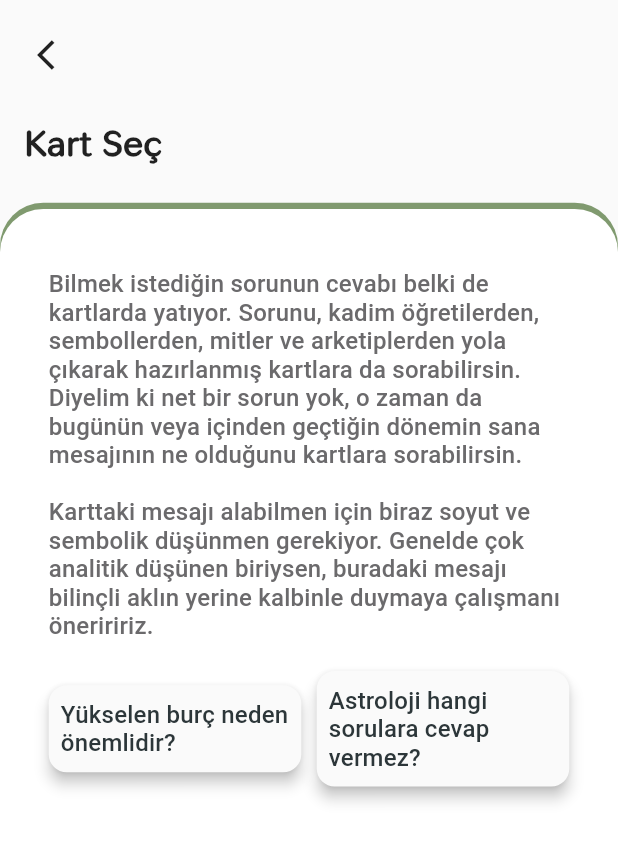
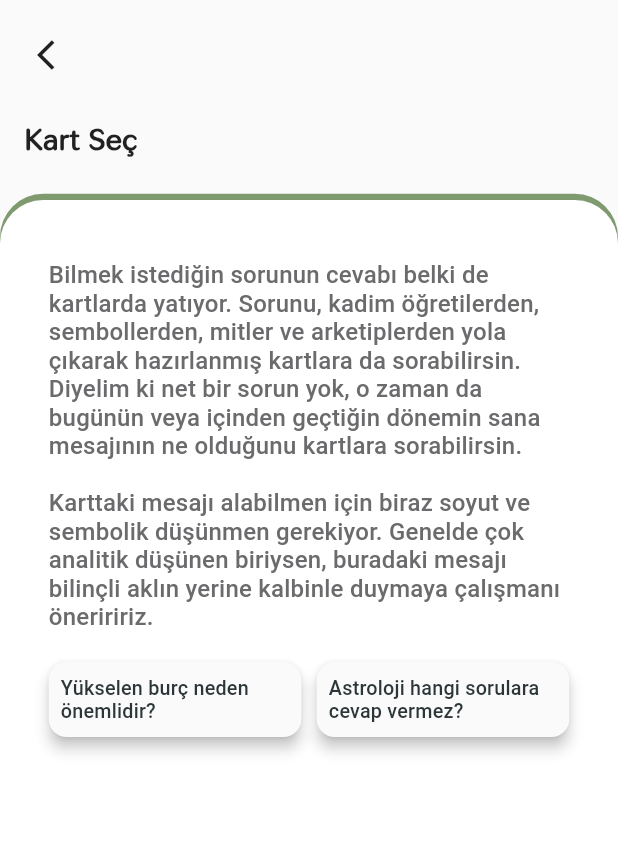
Before and after one commit to UysalMustafaa/Astrology-UI-Study, a Flutter app: the screen it shows after launch, after a tap on "Kart Seç", on a phone screen of 412 x 824 dp. Shown: the top 842 px of the screen. Run offline on Flutter 3.47's test engine with Material 2 defaults, Android fonts, the phone set to English and light mode, and no system bars; our stand-ins replace google_fonts; Roboto replaces fonts that are missing (Ubuntu).

Commit message:
Custom pages updated.

```diff
--- a/lib/core/theme/light_theme.dart
+++ b/lib/core/theme/light_theme.dart
@@ -1,4 +1,5 @@
 import 'package:astrology/core/constants/color_constants.dart';
+import 'package:astrology/core/extensions/context_extension.dart';
 import 'package:astrology/core/theme/ITheme.dart';
 import 'package:flutter/material.dart';
 import 'package:google_fonts/google_fonts.dart';
@@ -28,7 +29,7 @@ class LightTheme extends ITheme {
     switch (fontSize?.toInt()) {
       default:
         {
-          return 0.0022;
+          return 0.0020;
         }
     }
   }
@@ -70,6 +71,6 @@ class LightTheme extends ITheme {
 
   @override
   double deviceScreenScale({double scaleFactor, BuildContext context}) {
-    throw UnimplementedError();
+    return context.dynamicWidth(scaleFactor);
   }
 }
--- a/lib/core/widgets/custom_card.dart
+++ b/lib/core/widgets/custom_card.dart
@@ -1,12 +1,19 @@
 import 'package:astrology/core/constants/color_constants.dart';
 import 'package:astrology/core/extensions/context_extension.dart';
+import 'package:astrology/core/extensions/widget_extension.dart';
 import 'package:flutter/material.dart';
 
 class CustomCard extends StatelessWidget {
   final String title;
+  final void Function() onPress;
+  final bool buttonPress;
+  //final void Function() onBackPressed;
   const CustomCard({
     Key key,
     @required this.title,
+    @required this.onPress,
+    this.buttonPress = true,
+    //this.onBackPressed,
   }) : super(key: key);
 
   @override
@@ -15,16 +22,22 @@ class CustomCard extends StatelessWidget {
       elevation: 4,
       shadowColor: ColorConstants.Black,
       borderRadius: BorderRadius.circular(12),
-      child: InkWell(
-        onTap: () {},
+      child: buttonPress
+          ? InkWell(
+              onTap: () {
+                onPress();
+              },
               borderRadius: BorderRadius.circular(12),
               child: Container(
                 padding: EdgeInsets.symmetric(vertical: 10, horizontal: 8),
                 child: Center(
-            child: Text(title, style: context.appTheme().customCardTextStyle),
+                  child:
+                      Text(title, style: context.appTheme().customCardTextStyle)
+                          .scaleScreen(context),
                 ),
               ),
-      ),
+            )
+          : Container(),
     );
   }
 }
--- a/lib/core/widgets/custom_page_scaffold.dart
+++ b/lib/core/widgets/custom_page_scaffold.dart
@@ -1,5 +1,6 @@
 import 'package:flutter/material.dart';
 import 'package:astrology/core/extensions/context_extension.dart';
+import 'package:astrology/core/extensions/widget_extension.dart';
 
 class CustomPageScaffold extends StatelessWidget {
   final void Function() onBackPressed;
@@ -57,12 +58,12 @@ class CustomPageScaffold extends StatelessWidget {
                     padding:
                         const EdgeInsets.symmetric(horizontal: 16, vertical: 8),
                     child: Text(
-                      '$title',
+                      title,
                       style: TextStyle(
                         fontSize: 24,
                         fontWeight: FontWeight.bold,
                       ),
-                    ),
+                    ).scaleScreen(context),
                   ),
                   SizedBox(
                     height: 16,
```
Lines whose indentation alone changed are shown as unchanged.
